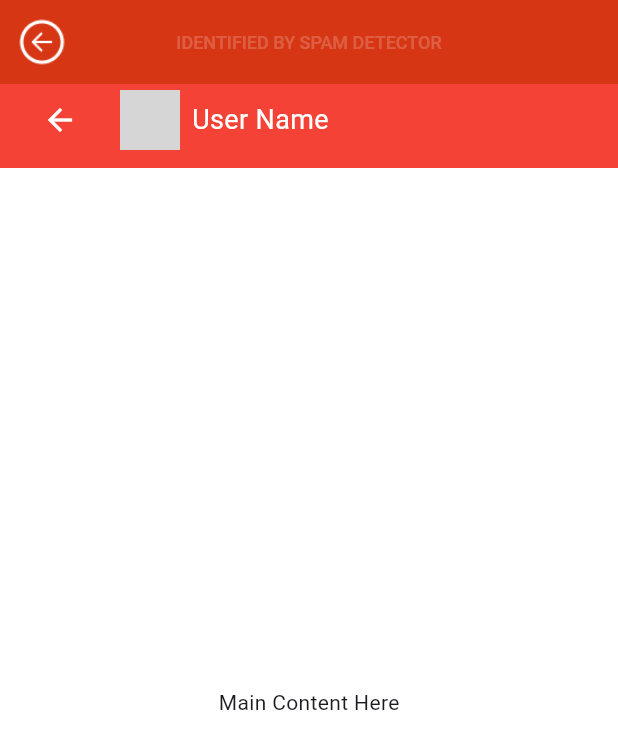
After one commit to LAKHANAMLEY/spam_detection_ap, a Flutter app: the CheckSpam screen opened directly, on a phone screen of 412 x 824 dp. The commit adds this screen. Shown: the top 749 px of the screen. Run offline on Flutter 3.47's test engine with Material 3 defaults, Android fonts, the phone set to English and light mode, and no system bars; our stand-ins replace curved_navigation_bar, equatable, firebase_auth, firebase_core, firebase_messaging, flutter_bloc and 6 more; missing offline and left inert: fast_contacts, pricing_cards; accounts and stored records are empty; network calls fail; Roboto replaces fonts that are missing (Robooto); grey boxes are pictures that could not be loaded.

Commit message:
Spam List Update

```diff
--- a/lib/constants/string_constants.dart
+++ b/lib/constants/string_constants.dart
@@ -150,4 +150,6 @@ class StringConstants {
   static const spamdetecttext='Spam Call Blocking And AI Protect Scam Detection';
   static const continuepurchasetext='Continue to Purchase';
   static const editprofiletext='Edit Profile';
+  static const identifiedtext='IDENTIFIED BY SPAM DETECTOR';
+
 }
--- a/lib/models/spam_list_model.dart
+++ b/lib/models/spam_list_model.dart
@@ -10,7 +10,7 @@ String spamListResponseToJson(SpamListResponse data) => json.encode(data.toJson(
 
 class SpamListResponse {
   final int? statusCode;
-  final List<Spamcontactslist>? spamcontactslist;
+  final List<SpamData>? spamcontactslist;
 
   SpamListResponse({
     this.statusCode,
@@ -19,7 +19,7 @@ class SpamListResponse {
 
   factory SpamListResponse.fromJson(Map<String, dynamic> json) => SpamListResponse(
     statusCode: json["status_code"],
-    spamcontactslist: json["spamcontactslist"] == null ? [] : List<Spamcontactslist>.from(json["spamcontactslist"]!.map((x) => Spamcontactslist.fromJson(x))),
+    spamcontactslist: json["spamcontactslist"] == null ? [] : List<SpamData>.from(json["spamcontactslist"]!.map((x) => SpamData.fromJson(x))),
   );
 
   Map<String, dynamic> toJson() => {
@@ -28,7 +28,8 @@ class SpamListResponse {
   };
 }
 
-class Spamcontactslist {
+class SpamData {
+  final String? name;
   final String? id;
   final String? comments;
   final String? numberType;
@@ -36,7 +37,9 @@ class Spamcontactslist {
   final String? categoryName;
   final String? categoryId;
 
-  Spamcontactslist({
+
+  SpamData({
+    this.name,
     this.id,
     this.comments,
     this.numberType,
@@ -45,7 +48,8 @@ class Spamcontactslist {
     this.categoryId,
   });
 
-  factory Spamcontactslist.fromJson(Map<String, dynamic> json) => Spamcontactslist(
+  factory SpamData.fromJson(Map<String, dynamic> json) => SpamData(
+    name: json["name"],
     id: json["id"],
     comments: json["comments"],
     numberType: json["number_type"],
@@ -55,6 +59,7 @@ class Spamcontactslist {
   );
 
   Map<String, dynamic> toJson() => {
+    "name": name,
     "id": id,
     "comments": comments,
     "number_type": numberType,
--- a/lib/screens/add_contact_screen.dart
+++ b/lib/screens/add_contact_screen.dart
@@ -61,7 +61,9 @@ class _AddContactState extends State<AddContact> {
       appBar: AppBar(
         backgroundColor: AppColor.secondryColor,
         leading:GestureDetector(
-          onTap: (){},
+          onTap: (){
+            Navigator.pop(context);
+          },
           child: Container(
             child: Padding(
               padding: const EdgeInsets.symmetric(vertical: 10),
--- /dev/null
+++ b/lib/screens/check_spam_screen.dart
@@ -0,0 +1,106 @@
+import 'package:flutter/material.dart';
+import 'package:spam_delection_app/constants/string_constants.dart';
+
+import '../constants/icons_constants.dart';
+import '../globals/app_fonts.dart';
+import '../globals/colors.dart';
+
+class CheckSpam extends StatefulWidget {
+  const CheckSpam({super.key});
+
+  @override
+  State<CheckSpam> createState() => _CheckSpamState();
+}
+
+class _CheckSpamState extends State<CheckSpam> {
+  @override
+  Widget build(BuildContext context) {
+    return Scaffold(
+        backgroundColor: AppColor.secondryColor,
+        appBar: AppBar(
+          backgroundColor: AppColor.redColor,
+          leading: GestureDetector(
+            onTap: () {
+              Navigator.pop(context);
+            },
+            child: Container(
+              child: Padding(
+                padding: const EdgeInsets.symmetric(vertical: 10),
+                child: Image.asset(
+                  IconConstants.icbackCircle, color: AppColor.secondryColor,
+                ),
+              ),
+              height: MediaQuery
+                  .of(context)
+                  .size
+                  .height * 2 / 100,
+            ),
+          ),
+          title: Text(
+
+            StringConstants.identifiedtext,
+            style: TextStyle(
+                color: AppColor.secondryColor.withOpacity(0.2),
+                fontFamily: AppFont.fontFamily,
+                fontSize: 12,
+                fontWeight: FontWeight.w500),
+          ),
+          centerTitle: true,
+        ),
+        body: Stack(
+            children: [
+              // Main content
+              Column(
+                children: [
+                  // Space for AppBar
+                  Container(
+                    height: kToolbarHeight + MediaQuery
+                        .of(context)
+                        .padding
+                        .top,
+                    color: Colors.red, // AppBar background color
+                  ),
+                  Expanded(
+                    child: Center(
+                      child: Text("Main Content Here"),
+                    ),
+                  ),
+                ],
+              ),
+
+              // Positioned Stack (with AppBar overlay)
+              Positioned(
+                top: MediaQuery
+                    .of(context)
+                    .padding
+                    .top, // To account for status bar
+                left: 16, // Padding from left
+                child: Row(
+                  children: [
+                    // Back Button
+                    IconButton(
+                      icon: Icon(Icons.arrow_back, color: Colors.white),
+                      onPressed: () {},
+                    ),
+                    SizedBox(width: 16),
+                    // Positioned Avatar
+                    CircleAvatar(
+                      radius: 20,
+                      backgroundImage: NetworkImage(
+                        'https://via.placeholder.com/150', // Replace with avatar image URL
+                      ),
+                    ),
+                    SizedBox(width: 8),
+                    // Title
+                    Text(
+                      "User Name",
+                      style: TextStyle(color: Colors.white, fontSize: 18),
+                    ),
+                  ],
+                ),
+              ),
+            ]
+        )
+    );
+  }
+}
```
Also changed, not shown: lib/bloc/api_bloc/api_bloc.dart (+32 -1 lines), lib/bloc/api_bloc/api_event.dart (+15 -0 lines), lib/bloc/api_bloc/api_state.dart (+18 -0 lines), lib/data/repository/spam_repo/remove_mark_spam_contacts_api.dart (+35 -0 lines), lib/data/repository/spam_repo/spam_list_api.dart (+20 -0 lines), lib/screens/call_log_screen.dart (+42 -5 lines), lib/screens/profile_screen.dart (+9 -1 lines), lib/screens/spam_list_screen.dart (added, +202 -0 lines), lib/models/enabled_disabled_notification_model.dart (renamed from lib/models/enabled_disabled_notigication_model.dart).
